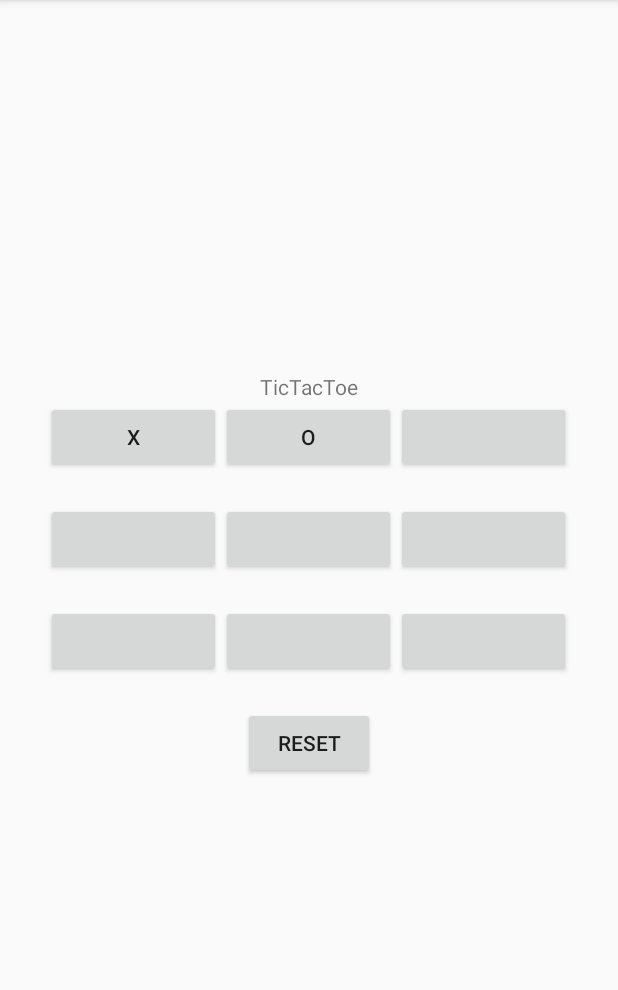
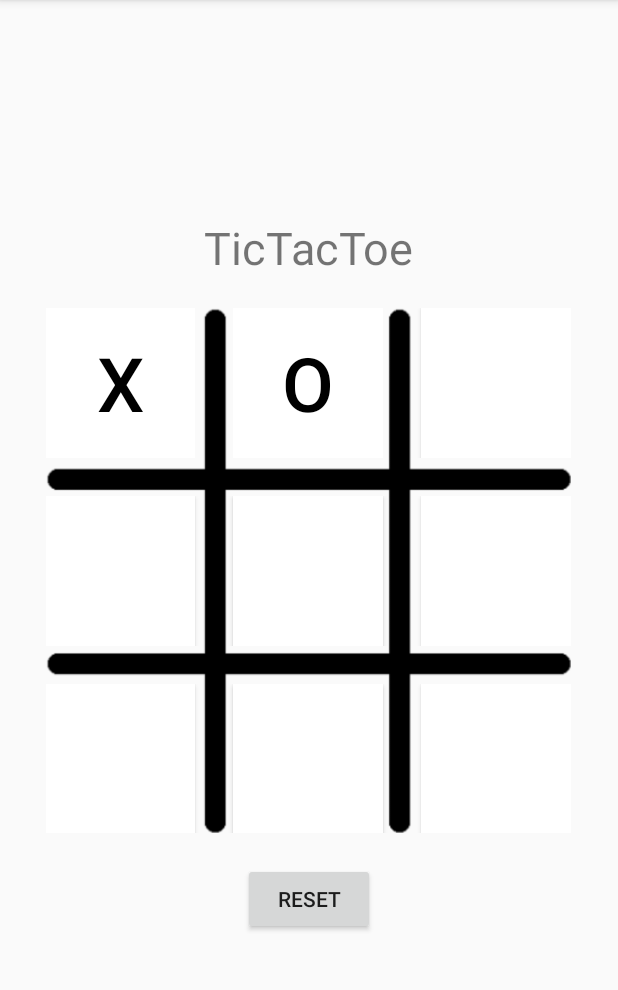
Before and after one commit to YY0NII/LoonsPartyPack, an Android app: the TicTacToe screen opened directly, with no data from a screen before it, after a tap on an icon or button, on a phone screen of 412 x 824 dp, the part 84-1074 px from its top. Run offline under Robolectric (Android 15) with nearby library versions, the phone set to English and light mode, and no system bars; 3 other taps on this screen came first.

Commit message:
Updated the TicTacToe activity so that it has an actual board and the buttons are no longer enabled when someone has already clicked them, or wins.

```diff
--- a/app/src/main/AndroidManifest.xml
+++ b/app/src/main/AndroidManifest.xml
@@ -1,5 +1,6 @@
 <?xml version="1.0" encoding="utf-8"?>
 <manifest xmlns:android="http://schemas.android.com/apk/res/android"
+    xmlns:tools="http://schemas.android.com/tools"
     package="com.example.loonspartypack">
 
     <application
@@ -9,7 +10,10 @@
         android:roundIcon="@mipmap/ic_launcher_round"
         android:supportsRtl="true"
         android:theme="@style/AppTheme">
-        <activity android:name=".Game1.TicTacToe"/>
+        <activity android:name=".Game1.TicTacToe"
+            android:screenOrientation="portrait"
+            tools:ignore="LockedOrientationActivity">
+        </activity>
         <activity
             android:name=".SplashScreen"
             android:theme="@style/SplashTheme">
--- a/app/src/main/java/com/example/loonspartypack/MainActivity.java
+++ b/app/src/main/java/com/example/loonspartypack/MainActivity.java
@@ -24,6 +24,7 @@ public class MainActivity extends AppCompatActivity {
             @Override
             public void onClick(View view) {
                 startActivity(new Intent(MainActivity.this, TicTacToe.class));
+                finish();
             }
         });
     }
--- a/app/src/main/res/layout/activity_tic_tac_toe.xml
+++ b/app/src/main/res/layout/activity_tic_tac_toe.xml
@@ -9,10 +9,23 @@
     tools:context=".Game1.TicTacToe">
 
     <TextView
+        android:id="@+id/tv1"
         android:layout_width="wrap_content"
         android:layout_height="wrap_content"
         android:layout_gravity="center"
-        android:text="TicTacToe"/>
+        android:text="@string/tictactoe"
+        android:textSize="30sp"/>
+
+    <Space
+        android:layout_width="match_parent"
+        android:layout_height="20dp"/>
+
+    <LinearLayout
+        android:layout_width="350dp"
+        android:layout_height="350dp"
+        android:orientation="vertical"
+        android:layout_gravity="center"
+        android:background="@drawable/tictactoe_board2">
 
         <LinearLayout
             android:layout_width="350dp"
@@ -22,29 +35,47 @@
 
             <Button
                 android:id="@+id/button1"
-            android:layout_width="wrap_content"
-            android:layout_height="wrap_content"
+                android:layout_width="50dp"
+                android:layout_height="100dp"
+                android:background="#FFFFFF"
+                android:textColor="#000000"
+                android:textSize="50sp"
                 android:layout_weight="1"
                 android:onClick="buttonClicked"/>
 
+            <Space
+                android:layout_width="25dp"
+                android:layout_height="40dp"/>
+
             <Button
                 android:id="@+id/button2"
-            android:layout_width="wrap_content"
-            android:layout_height="wrap_content"
+                android:layout_width="50dp"
+                android:layout_height="100dp"
                 android:layout_weight="1"
-            android:onClick="buttonClicked"/>
+                android:onClick="buttonClicked"
+                android:background="#FFFFFF"
+                android:textColor="#000000"
+                android:textSize="50sp"/>
+
+            <Space
+                android:layout_width="25dp"
+                android:layout_height="40dp"/>
 
             <Button
                 android:id="@+id/button3"
-            android:layout_width="wrap_content"
-            android:layout_height="wrap_content"
+                android:layout_width="50dp"
+                android:layout_height="100dp"
                 android:layout_weight="1"
-            android:onClick="buttonClicked"/>
+                android:onClick="buttonClicked"
+                android:background="#FFFFFF"
+                android:textColor="#000000"
+                android:textSize="50sp"/>
+
         </LinearLayout>
 
         <Space
             android:layout_width="match_parent"
-        android:layout_height="20dp"/>
+            android:layout_height="25dp"/>
 
         <LinearLayout
             android:layout_width="350dp"
@@ -54,29 +85,47 @@
 
             <Button
                 android:id="@+id/button4"
-            android:layout_width="wrap_content"
-            android:layout_height="wrap_content"
+                android:layout_width="50dp"
+                android:layout_height="100dp"
+                android:background="#FFFFFF"
+                android:textColor="#000000"
+                android:textSize="50sp"
                 android:layout_weight="1"
                 android:onClick="buttonClicked"/>
 
+            <Space
+                android:layout_width="25dp"
+                android:layout_height="40dp"/>
+
             <Button
                 android:id="@+id/button5"
-            android:layout_width="wrap_content"
-            android:layout_height="wrap_content"
+                android:layout_width="50dp"
+                android:layout_height="100dp"
+                android:background="#FFFFFF"
+                android:textColor="#000000"
+                android:textSize="50sp"
                 android:layout_weight="1"
                 android:onClick="buttonClicked"/>
 
+            <Space
+                android:layout_width="25dp"
+                android:layout_height="40dp"/>
+
             <Button
                 android:id="@+id/button6"
-            android:layout_width="wrap_content"
-            android:layout_height="wrap_content"
+                android:layout_width="50dp"
+                android:layout_height="100dp"
+                android:background="#FFFFFF"
+                android:textColor="#000000"
+                android:textSize="50sp"
                 android:layout_weight="1"
                 android:onClick="buttonClicked"/>
+
         </LinearLayout>
 
         <Space
             android:layout_width="match_parent"
-        android:layout_height="20dp"/>
+            android:layout_height="25dp"/>
 
         <LinearLayout
             android:layout_width="350dp"
@@ -86,24 +135,49 @@
 
             <Button
                 android:id="@+id/button7"
-            android:layout_width="wrap_content"
-            android:layout_height="wrap_content"
+                android:layout_width="50dp"
+                android:layout_height="100dp"
+                android:background="#FFFFFF"
+                android:textColor="#000000"
+                android:textSize="50sp"
                 android:layout_weight="1"
                 android:onClick="buttonClicked"/>
 
+            <Space
+                android:layout_width="25dp"
+                android:layout_height="40dp"/>
+
             <Button
                 android:id="@+id/button8"
-            android:layout_width="wrap_content"
-            android:layout_height="wrap_content"
+
+                android:layout_width="50dp"
+                android:layout_height="100dp"
+                android:background="#FFFFFF"
+                android:textColor="#000000"
+                android:textSize="50sp"
                 android:layout_weight="1"
                 android:onClick="buttonClicked"/>
 
+            <Space
+                android:layout_width="25dp"
+                android:layout_height="40dp"/>
+
             <Button
                 android:id="@+id/button9"
-            android:layout_width="wrap_content"
-            android:layout_height="wrap_content"
+                android:layout_width="50dp"
+                android:layout_height="100dp"
+                android:background="#FFFFFF"
+                android:textColor="#000000"
+                android:textSize="50sp"
                 android:layout_weight="1"
                 android:onClick="buttonClicked"/>
+
+        </LinearLayout>
+
+        <Space
+            android:layout_width="match_parent"
+            android:layout_height="20dp"/>
+
     </LinearLayout>
 
     <Space
@@ -119,5 +193,4 @@
         android:onClick="reset"/>
 
 
-
 </LinearLayout>
--- a/app/src/main/res/values/strings.xml
+++ b/app/src/main/res/values/strings.xml
@@ -11,4 +11,7 @@
     <string name="family_name">Family name</string>
     <string name="date_of_birth">Date of birth</string>
     <string name="loon_s_party_pack">Loon\'s Party Pack</string>
+    <string name="tictactoe">TicTacToe</string>
+    <string name="x_wins">X Wins</string>
+    <string name="o_wins">O Wins</string>
 </resources>
--- a/build.gradle
+++ b/build.gradle
@@ -5,7 +5,7 @@ buildscript {
         jcenter()
     }
     dependencies {
-        classpath "com.android.tools.build:gradle:4.0.1"
+        classpath 'com.android.tools.build:gradle:4.1.1'
 
         // NOTE: Do not place your application dependencies here; they belong
         // in the individual module build.gradle files
```
Also changed, not shown: app/src/main/java/com/example/loonspartypack/Game1/TicTacToe.java (+99 -22 lines), app/src/main/res/drawable/tictactoe_board2.png (added), gradle/wrapper/gradle-wrapper.properties. Lines whose indentation alone changed are shown as unchanged.
